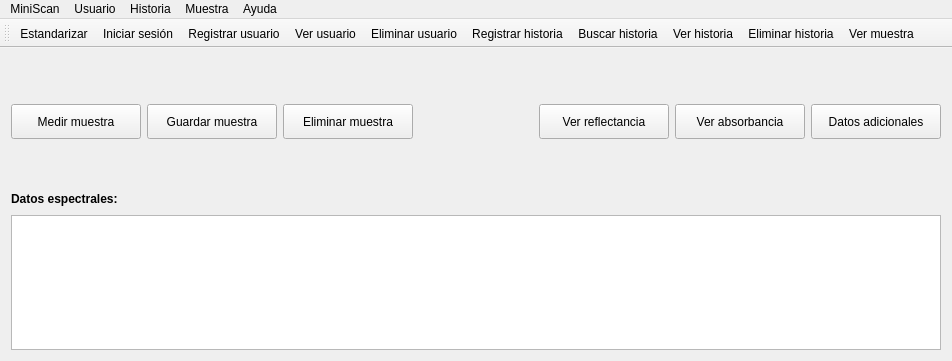
Before: the Qt Designer form mainwindow.ui in Gabnz/Spectrasoft, drawn with Qt 5.
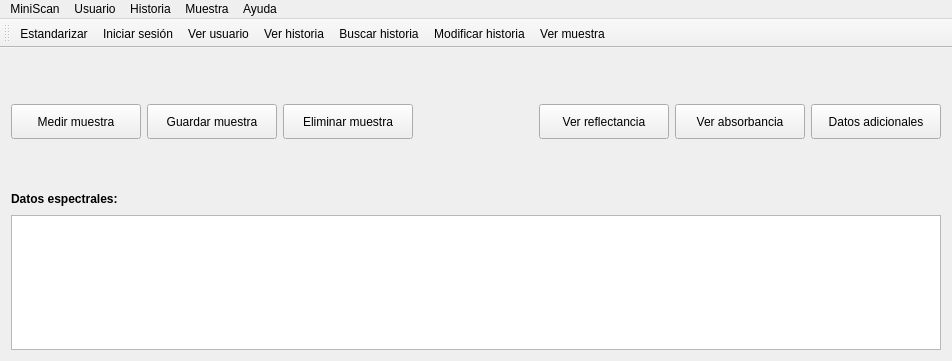
After: the same form once the commit is applied. Icons and pictures are not drawn.

Commit message: finalizando las operaciones basicas para las historias

Patch:
```diff
--- a/mainwindow.ui
+++ b/mainwindow.ui
@@ -621,13 +621,10 @@
    </attribute>
    <addaction name="actionEstandarizar"/>
    <addaction name="actionIniciar_sesion"/>
-   <addaction name="actionRegistrar_usuario"/>
    <addaction name="actionVer_usuario"/>
-   <addaction name="actionEliminar_usuario"/>
-   <addaction name="actionRegistrar_historia"/>
-   <addaction name="actionBuscar_historia"/>
    <addaction name="actionVer_historia"/>
-   <addaction name="actionEliminar_historia"/>
+   <addaction name="actionBuscar_historia"/>
+   <addaction name="actionModificar_historia"/>
    <addaction name="actionVer_muestra"/>
   </widget>
   <action name="actionConectar">
```
The commit also changes 8 other files.
